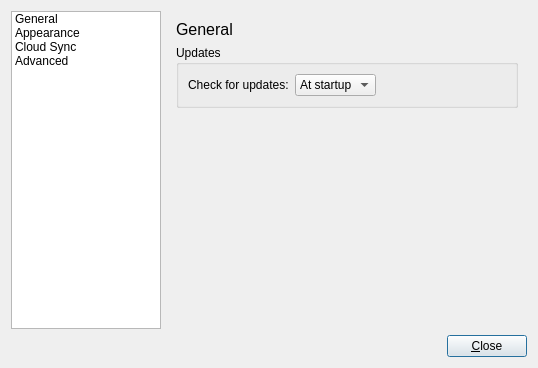
Above: ui/preferencesdialog.ui from giowck/symphytum before the change. Below: the same form after it.
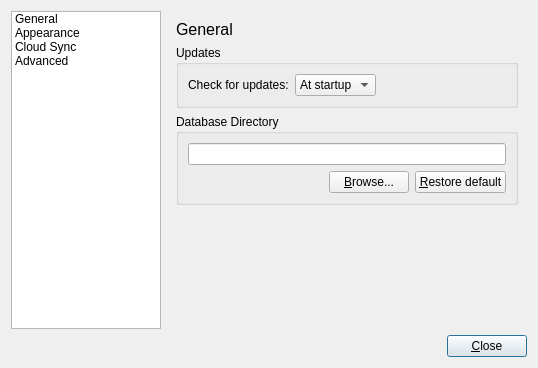
That is the form after the change. Icons and pictures are not drawn.

Commit message: Allow custom database directory in settings, closes #38

```diff
--- a/ui/preferencesdialog.ui
+++ b/ui/preferencesdialog.ui
@@ -164,6 +164,52 @@
            </layout>
           </widget>
          </item>
+         <item>
+          <widget class="QGroupBox" name="groupBox_5">
+           <property name="title">
+            <string>Database Directory</string>
+           </property>
+           <layout class="QGridLayout" name="gridLayout_3">
+            <item row="0" column="0" colspan="3">
+             <widget class="QLineEdit" name="dbPathLineEdit">
+              <property name="readOnly">
+               <bool>true</bool>
+              </property>
+              <property name="clearButtonEnabled">
+               <bool>false</bool>
+              </property>
+             </widget>
+            </item>
+            <item row="1" column="0">
+             <spacer name="horizontalSpacer_6">
+              <property name="orientation">
+               <enum>Qt::Horizontal</enum>
+              </property>
+              <property name="sizeHint" stdset="0">
+               <size>
+                <width>132</width>
+                <height>20</height>
+               </size>
+              </property>
+             </spacer>
+            </item>
+            <item row="1" column="1">
+             <widget class="QPushButton" name="browseDbPathButton">
+              <property name="text">
+               <string>&amp;Browse...</string>
+              </property>
+             </widget>
+            </item>
+            <item row="1" column="2">
+             <widget class="QPushButton" name="resetDbPathButton">
+              <property name="text">
+               <string>&amp;Restore default</string>
+              </property>
+             </widget>
+            </item>
+           </layout>
+          </widget>
+         </item>
          <item>
           <spacer name="verticalSpacer">
            <property name="orientation">
```
The commit also changes 7 other files.
